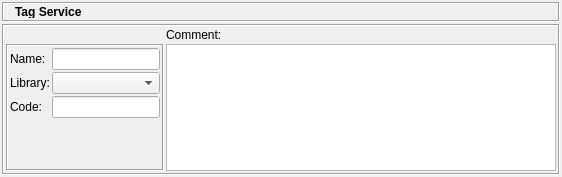
This is src/gui/tagservicedialog_q.ui in fwbuilder/fwbuilder as Qt 5 draws it before an edit. The edited form follows.
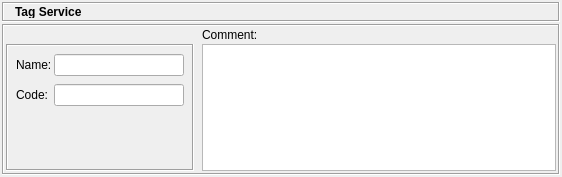
This is the edited form. Icons and pictures are not drawn.

Commit message: Removed "Library" from all object dialogs; some dialogs tidying

What changed in the file:
```diff
--- a/src/gui/tagservicedialog_q.ui
+++ b/src/gui/tagservicedialog_q.ui
@@ -147,7 +147,7 @@
          <number>2</number>
         </property>
         <property name="horizontalSpacing" >
-         <number>2</number>
+         <number>8</number>
         </property>
         <property name="verticalSpacing" >
          <number>2</number>
@@ -185,22 +185,22 @@
           </property>
           <layout class="QGridLayout" >
            <property name="leftMargin" >
-            <number>2</number>
+            <number>8</number>
            </property>
            <property name="topMargin" >
-            <number>2</number>
+            <number>8</number>
            </property>
            <property name="rightMargin" >
-            <number>2</number>
+            <number>8</number>
            </property>
            <property name="bottomMargin" >
-            <number>2</number>
+            <number>8</number>
            </property>
            <property name="horizontalSpacing" >
             <number>2</number>
            </property>
            <property name="verticalSpacing" >
-            <number>2</number>
+            <number>8</number>
            </property>
            <item row="3" column="1" >
             <spacer>
@@ -218,26 +218,6 @@
              </property>
             </spacer>
            </item>
-           <item row="1" column="1" >
-            <widget class="QComboBox" name="libs" >
-             <property name="sizePolicy" >
-              <sizepolicy vsizetype="Fixed" hsizetype="Preferred" >
-               <horstretch>0</horstretch>
-               <verstretch>0</verstretch>
-              </sizepolicy>
-             </property>
-            </widget>
-           </item>
-           <item row="1" column="0" >
-            <widget class="QLabel" name="textLabel1_2" >
-             <property name="text" >
-              <string>Library:</string>
-             </property>
-             <property name="wordWrap" >
-              <bool>false</bool>
-             </property>
-            </widget>
-           </item>
            <item row="0" column="1" >
             <widget class="QLineEdit" name="obj_name" >
              <property name="sizePolicy" >
@@ -246,6 +226,12 @@
                <verstretch>0</verstretch>
               </sizepolicy>
              </property>
+             <property name="minimumSize" >
+              <size>
+               <width>130</width>
+               <height>0</height>
+              </size>
+             </property>
             </widget>
            </item>
            <item row="0" column="0" >
```
Left out of the diff: 17 changed lines with no effect on the pictures. The commit also changes 41 other files.
